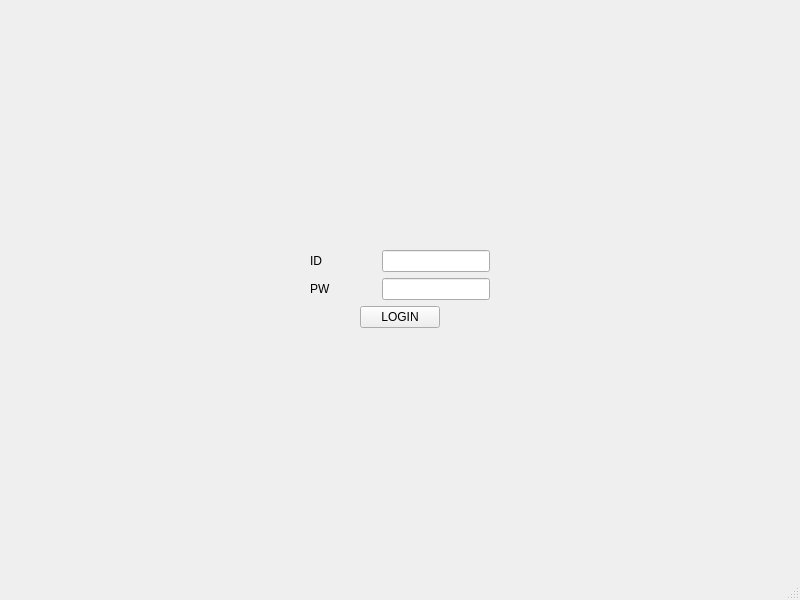
Qt form mainwindow_login.ui (truongkutetk97/qt5_finalproject) before a commit.
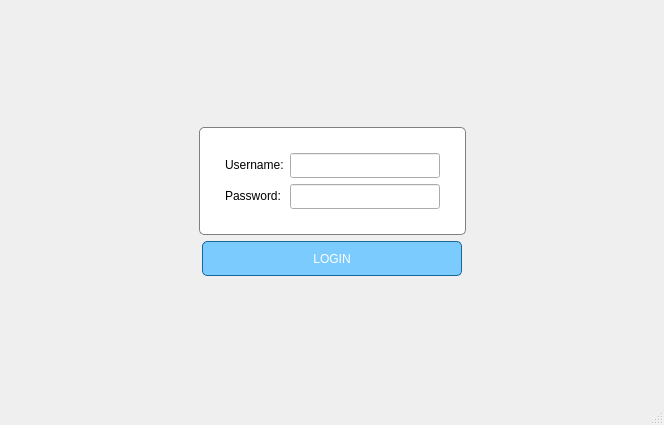
The same form after that commit.

Patch:
```diff
--- a/mainwindow_login.ui
+++ b/mainwindow_login.ui
@@ -6,16 +6,16 @@
    <rect>
     <x>0</x>
     <y>0</y>
-    <width>800</width>
-    <height>600</height>
+    <width>664</width>
+    <height>425</height>
    </rect>
   </property>
   <property name="windowTitle">
    <string>MainWindow_login</string>
   </property>
   <widget class="QWidget" name="centralwidget">
-   <layout class="QGridLayout" name="gridLayout">
-    <item row="0" column="1">
+   <layout class="QVBoxLayout" name="verticalLayout">
+    <item>
      <spacer name="verticalSpacer">
       <property name="orientation">
        <enum>Qt::Vertical</enum>
@@ -23,38 +23,20 @@
       <property name="sizeHint" stdset="0">
        <size>
         <width>20</width>
-        <height>220</height>
+        <height>98</height>
        </size>
       </property>
      </spacer>
     </item>
-    <item row="1" column="0">
+    <item>
+     <layout class="QHBoxLayout" name="horizontalLayout">
+      <item>
      <spacer name="horizontalSpacer">
       <property name="orientation">
        <enum>Qt::Horizontal</enum>
       </property>
       <property name="sizeHint" stdset="0">
        <size>
-        <width>254</width>
-        <height>20</height>
-       </size>
-      </property>
-     </spacer>
-    </item>
-    <item row="1" column="1">
-     <layout class="QVBoxLayout" name="verticalLayout">
-      <item>
-       <layout class="QHBoxLayout" name="horizontalLayout_2">
-        <item>
-         <spacer name="horizontalSpacer_5">
-          <property name="orientation">
-           <enum>Qt::Horizontal</enum>
-          </property>
-          <property name="sizeType">
-           <enum>QSizePolicy::Fixed</enum>
-          </property>
-          <property name="sizeHint" stdset="0">
-           <size>
             <width>40</width>
             <height>20</height>
            </size>
@@ -62,86 +44,76 @@
          </spacer>
         </item>
         <item>
-         <widget class="QLabel" name="label">
+       <widget class="QFrame" name="formFrame">
+        <property name="sizePolicy">
+         <sizepolicy hsizetype="Fixed" vsizetype="Fixed">
+          <horstretch>0</horstretch>
+          <verstretch>0</verstretch>
+         </sizepolicy>
+        </property>
+        <property name="styleSheet">
+         <string notr="true">#formFrame
+{
+border: 1px solid grey;
+border-radius: 5px;
+background-color: white;
+}</string>
+        </property>
+        <layout class="QFormLayout" name="formLayout">
+         <property name="leftMargin">
+          <number>25</number>
+         </property>
+         <property name="topMargin">
+          <number>25</number>
+         </property>
+         <property name="rightMargin">
+          <number>25</number>
+         </property>
+         <property name="bottomMargin">
+          <number>25</number>
+         </property>
+         <item row="0" column="0">
+          <widget class="QLabel" name="label_3">
           <property name="text">
-           <string>ID</string>
+            <string>Username:</string>
           </property>
          </widget>
         </item>
-        <item>
+         <item row="1" column="0">
+          <widget class="QLabel" name="label_4">
+           <property name="text">
+            <string>Password:</string>
+           </property>
+          </widget>
+         </item>
+         <item row="0" column="1">
          <widget class="QLineEdit" name="lineEdit_2">
-          <property name="sizePolicy">
-           <sizepolicy hsizetype="Fixed" vsizetype="Fixed">
-            <horstretch>0</horstretch>
-            <verstretch>0</verstretch>
-           </sizepolicy>
-          </property>
-         </widget>
-        </item>
-        <item>
-         <spacer name="horizontalSpacer_7">
-          <property name="orientation">
-           <enum>Qt::Horizontal</enum>
-          </property>
-          <property name="sizeType">
-           <enum>QSizePolicy::Fixed</enum>
-          </property>
-          <property name="sizeHint" stdset="0">
+           <property name="minimumSize">
            <size>
-            <width>40</width>
-            <height>20</height>
-           </size>
-          </property>
-         </spacer>
-        </item>
-       </layout>
-      </item>
-      <item>
-       <layout class="QHBoxLayout" name="horizontalLayout_3">
-        <item>
-         <spacer name="horizontalSpacer_6">
-          <property name="orientation">
-           <enum>Qt::Horizontal</enum>
-          </property>
-          <property name="sizeType">
-           <enum>QSizePolicy::Fixed</enum>
-          </property>
-          <property name="sizeHint" stdset="0">
-           <size>
-            <width>40</width>
-            <height>20</height>
-           </size>
-          </property>
-         </spacer>
-        </item>
-        <item>
-         <widget class="QLabel" name="label_2">
-          <property name="text">
-           <string>PW</string>
-          </property>
-         </widget>
-        </item>
-        <item>
+             <width>150</width>
+             <height>25</height>
+            </size>
+           </property>
+          </widget>
+         </item>
+         <item row="1" column="1">
          <widget class="QLineEdit" name="lineEdit">
-          <property name="sizePolicy">
-           <sizepolicy hsizetype="Fixed" vsizetype="Fixed">
-            <horstretch>0</horstretch>
-            <verstretch>0</verstretch>
-           </sizepolicy>
-          </property>
-          <property name="echoMode">
-           <enum>QLineEdit::Password</enum>
-          </property>
+           <property name="minimumSize">
+            <size>
+             <width>150</width>
+             <height>25</height>
+            </size>
+           </property>
+          </widget>
+         </item>
+        </layout>
          </widget>
         </item>
         <item>
-         <spacer name="horizontalSpacer_8">
+       <spacer name="horizontalSpacer_2">
           <property name="orientation">
            <enum>Qt::Horizontal</enum>
           </property>
-          <property name="sizeType">
-           <enum>QSizePolicy::Fixed</enum>
-          </property>
           <property name="sizeHint" stdset="0">
            <size>
             <width>40</width>
@@ -153,27 +125,33 @@
        </layout>
       </item>
       <item>
-       <layout class="QHBoxLayout" name="horizontalLayout">
+     <layout class="QHBoxLayout" name="horizontalLayout_2">
         <item>
-         <spacer name="horizontalSpacer_4">
+       <spacer name="horizontalSpacer_3">
           <property name="orientation">
            <enum>Qt::Horizontal</enum>
           </property>
           <property name="sizeHint" stdset="0">
            <size>
-            <width>40</width>
-            <height>20</height>
+          <width>196</width>
+          <height>17</height>
            </size>
           </property>
          </spacer>
         </item>
         <item>
          <widget class="QPushButton" name="pushButton">
-          <property name="sizePolicy">
-           <sizepolicy hsizetype="Fixed" vsizetype="Fixed">
-            <horstretch>0</horstretch>
-            <verstretch>0</verstretch>
-           </sizepolicy>
+        <property name="minimumSize">
+         <size>
+          <width>260</width>
+          <height>35</height>
+         </size>
+        </property>
+        <property name="styleSheet">
+         <string notr="true">border: 1px solid rgb(24, 103, 155);
+border-radius: 5px;
+background-color: rgb(124, 203, 255);
+color: white;</string>
           </property>
           <property name="text">
            <string>LOGIN</string>
@@ -181,36 +159,21 @@
          </widget>
         </item>
         <item>
-         <spacer name="horizontalSpacer_3">
+       <spacer name="horizontalSpacer_4">
           <property name="orientation">
            <enum>Qt::Horizontal</enum>
           </property>
           <property name="sizeHint" stdset="0">
            <size>
-            <width>40</width>
-            <height>20</height>
+          <width>196</width>
+          <height>17</height>
            </size>
           </property>
          </spacer>
         </item>
        </layout>
       </item>
-     </layout>
-    </item>
-    <item row="1" column="2">
-     <spacer name="horizontalSpacer_2">
-      <property name="orientation">
-       <enum>Qt::Horizontal</enum>
-      </property>
-      <property name="sizeHint" stdset="0">
-       <size>
-        <width>254</width>
-        <height>20</height>
-       </size>
-      </property>
-     </spacer>
-    </item>
-    <item row="2" column="1">
+    <item>
      <spacer name="verticalSpacer_2">
       <property name="orientation">
        <enum>Qt::Vertical</enum>
@@ -218,7 +181,7 @@
       <property name="sizeHint" stdset="0">
        <size>
         <width>20</width>
-        <height>220</height>
+        <height>97</height>
        </size>
       </property>
      </spacer>
```
Left out of the diff: 2 changed lines with no effect on the pictures. Lines whose indentation alone changed are shown as unchanged.
